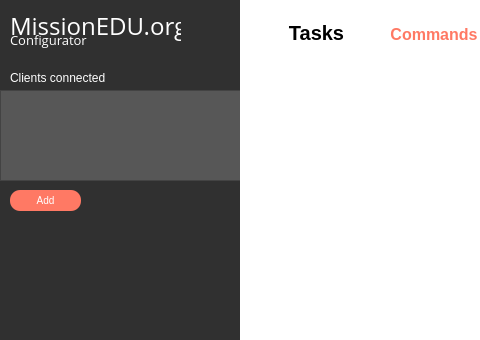
First picture: the form in configurator.ui, repository MissionEDU/MissionEDU-configurator, before the edit; both pictures show x 0 to 480 and y 0 to 340 of the 898 by 449 pixel window.
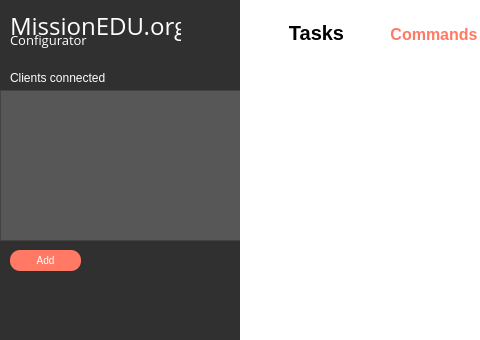
Second picture: the form after the edit.

Patch:
```diff
--- a/configurator.ui
+++ b/configurator.ui
@@ -112,13 +112,13 @@
             <string>Clients connected</string>
            </property>
           </widget>
-          <widget class="QListView" name="connectedListView">
+          <widget class="QListWidget" name="connectedList">
            <property name="geometry">
             <rect>
              <x>0</x>
              <y>90</y>
              <width>241</width>
-             <height>91</height>
+             <height>151</height>
             </rect>
            </property>
            <property name="styleSheet">
@@ -131,7 +131,7 @@
            <property name="geometry">
             <rect>
              <x>10</x>
-             <y>190</y>
+             <y>250</y>
              <width>71</width>
              <height>21</height>
             </rect>
```
